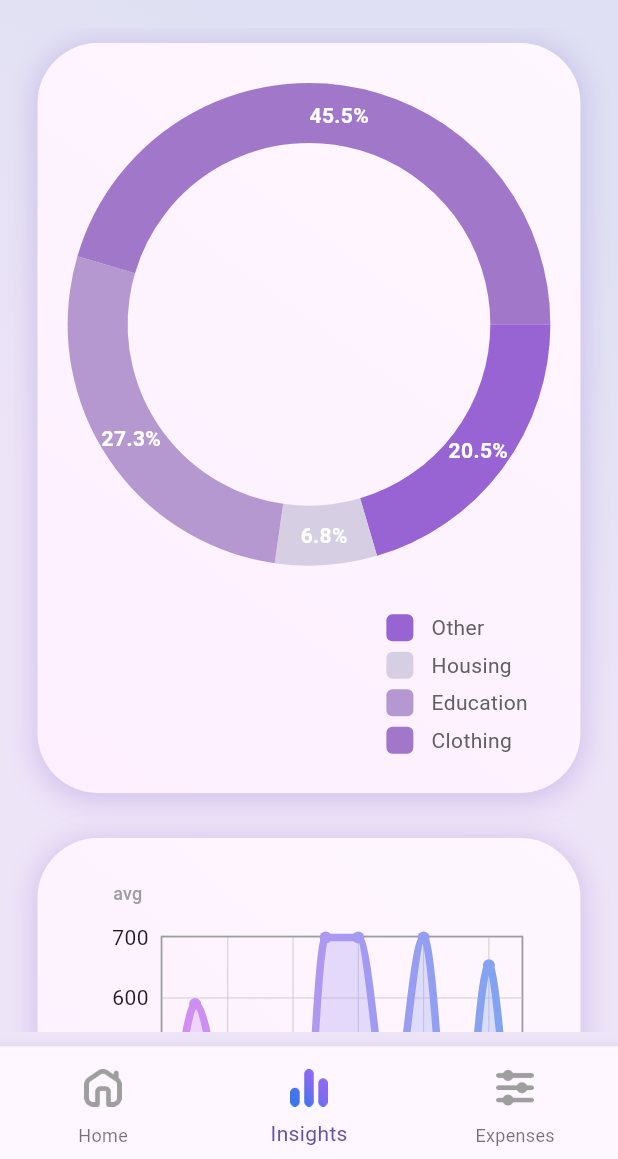
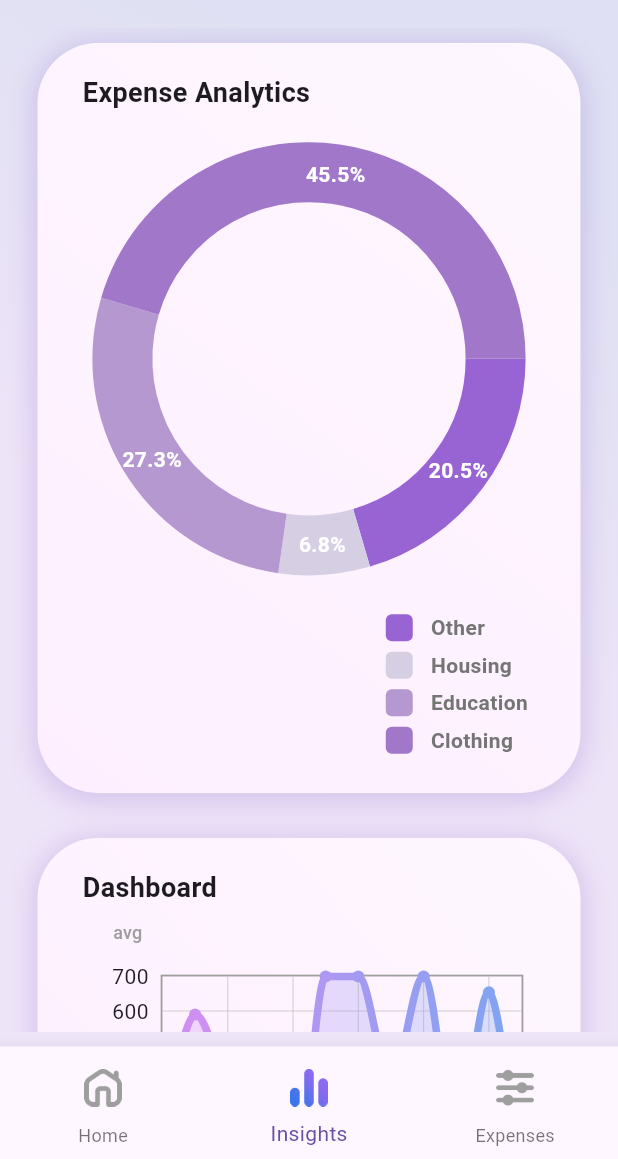
Before and after one commit to MartinPHt/income-tally, a Flutter app: the screen it shows after launch, item 2 of the bottom bar chosen, on a phone screen of 412 x 824 dp, the part 77-1236 px from its top. Run offline on Flutter 3.47's test engine with Material 3 defaults, Android fonts, the light colour scheme and no system bars; drawn by our look-alikes of fl_chart.

Commit message:
Added container Titles in insights page.

```diff
--- a/lib/views/home_page.dart
+++ b/lib/views/home_page.dart
@@ -94,7 +94,7 @@ class HomePageState extends State<HomePage> {
                                           Row(
                                             children: [
                                               Text(
-                                                "Available resources",
+                                                "Available money",
                                                 style: TextStyle(
                                                   color: Colors.grey[600],
                                                 ),
--- a/lib/views/insights_page.dart
+++ b/lib/views/insights_page.dart
@@ -19,9 +19,21 @@ class InsidesPageState extends State<InsidesPage> {
   int pieChartTouchedIndex = -1;
   int graphCount = 2;
   bool areChartBotTitlesShortened = false;
+  TextStyle borderTitleStyle =
+      const TextStyle(fontSize: 24, fontWeight: FontWeight.bold);
 
   @override
   Widget build(BuildContext context) {
+    double screenWidth = MediaQuery.of(context).size.width;
+
+    if (screenWidth <= 600) {
+      borderTitleStyle = const TextStyle(fontSize: 18, fontWeight: FontWeight.bold, fontFamily: 'Roboto');
+    } else if (screenWidth <= 1200) {
+      borderTitleStyle = const TextStyle(fontSize: 20, fontWeight: FontWeight.bold);
+    } else {
+      borderTitleStyle = const TextStyle(fontSize: 22, fontWeight: FontWeight.bold);
+    }
+
     if (MediaQuery.of(context).size.width < 800) {
       areChartBotTitlesShortened = true;
     } else {
@@ -35,17 +47,24 @@ class InsidesPageState extends State<InsidesPage> {
             children: [
               RoundedContainer(
                 padding: const EdgeInsets.all(20),
-                height: MediaQuery.of(context).size.height / graphCount,
+                height: MediaQuery.of(context).size.height / graphCount / 1.4,
                 constraints:
                     const BoxConstraints(minHeight: 500, minWidth: 1300),
                 margin: const EdgeInsets.only(
                     left: 20, top: 10, right: 20, bottom: 20),
-                child: Row(
+                child: Column(
                   children: [
                     Expanded(
+                      child: Column(
+                        crossAxisAlignment: CrossAxisAlignment.start,
+                        children: [
+                          Container(
+                            margin: const EdgeInsets.only(left: 10, bottom: 20),
+                              child: Text('Expense Analytics', style: borderTitleStyle)),
+                          Expanded(
                             child: ValueListenableBuilder(
-                        valueListenable:
-                            DataController.instance.expensesPerTypeNotifier,
+                              valueListenable: DataController
+                                  .instance.expensesPerTypeNotifier,
                               builder: (context, value, child) {
                                 var expensesSum = value.entries.map((entry) {
                                   return entry.value;
@@ -75,12 +94,22 @@ class InsidesPageState extends State<InsidesPage> {
                         ],
                       ),
                     ),
+                  ],
+                ),
+              ),
               RoundedContainer(
-                height: MediaQuery.of(context).size.height / graphCount,
+                height: MediaQuery.of(context).size.height / graphCount / 1.3,
                 constraints: const BoxConstraints(minHeight: 300),
                 padding: const EdgeInsets.all(20),
                 margin: const EdgeInsets.only(
                     left: 20, top: 10, right: 20, bottom: 20),
+                child: Column(
+                  crossAxisAlignment: CrossAxisAlignment.start,
+                  children: [
+                    Container(
+                        margin: const EdgeInsets.only(left: 10, bottom: 0),
+                        child: Text('Dashboard', style: borderTitleStyle)),
+                    Expanded(
                       child: CustomLineChart(
                         bottomTitlesGenerator: lineChartBottomTitles,
                         data: const [
@@ -96,6 +125,9 @@ class InsidesPageState extends State<InsidesPage> {
                           FlSpot(9, 234),
                           FlSpot(10, 654),
                           FlSpot(11, 32),
+                        ],
+                      ),
+                    ),
                   ],
                 ),
               ),
--- a/lib/widgets/pie_chart.dart
+++ b/lib/widgets/pie_chart.dart
@@ -113,7 +113,8 @@ class _CustomPieChartState extends State<CustomPieChart> {
                             dataEntity.legendHeader,
                             style: TextStyle(
                                 fontSize: legendTitleFontSize,
-                                color: Colors.grey[700]),
+                                fontWeight: FontWeight.bold,
+                                color: Colors.grey[600]),
                           ))
                         ],
                       ),
```
Lines whose indentation alone changed are shown as unchanged.
